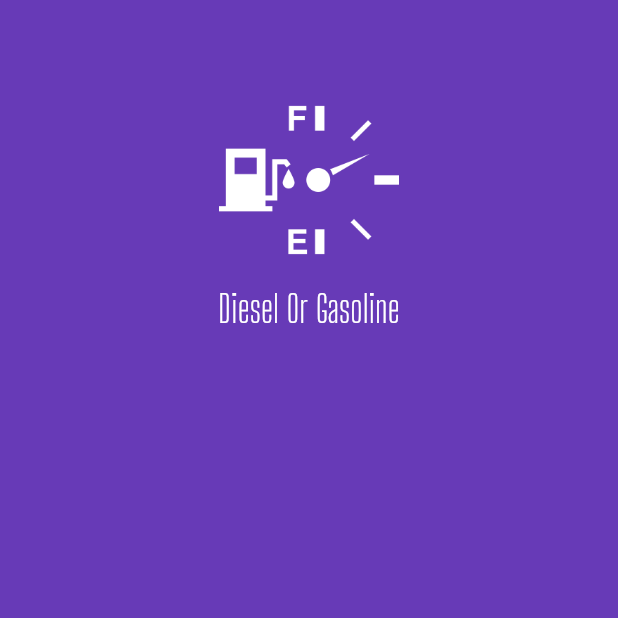
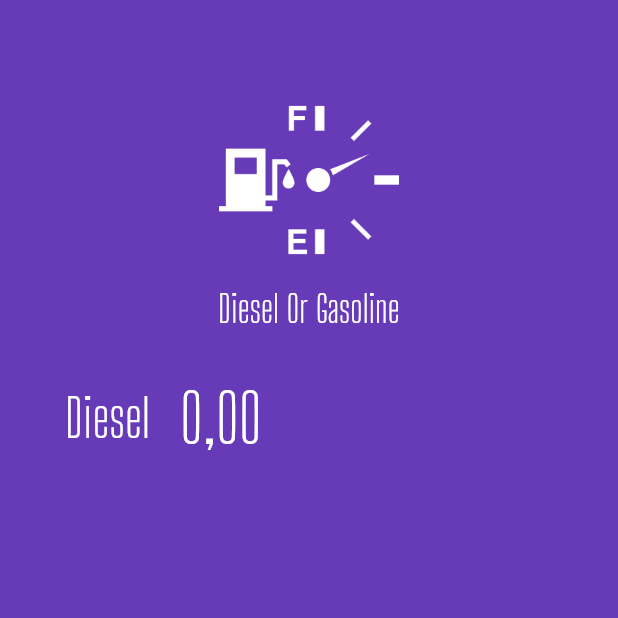
Before and after one commit to wendellarnald/flutter-fuel, a Flutter app: the screen it shows after launch, on a phone screen of 412 x 824 dp, the top half of it. Run offline on Flutter 3.47's test engine with Material 2 defaults, Android fonts, the phone set to English and light mode, and no system bars; our stand-ins replace flutter_masked_text.

Commit message:
Add input for first value.

```diff
--- a/lib/main.dart
+++ b/lib/main.dart
@@ -1,4 +1,5 @@
 import 'package:flutter/material.dart';
+import 'package:flutter_masked_text/flutter_masked_text.dart';
 import 'package:fuel/widgets/logo.widget.dart';
 
 void main() {
@@ -21,6 +22,8 @@ class MyApp extends StatelessWidget {
 }
 
 class HomePage extends StatelessWidget {
+  var _gasController = new MoneyMaskedTextController();
+
   @override
   Widget build(BuildContext context) {
     return Scaffold(
@@ -28,6 +31,39 @@ class HomePage extends StatelessWidget {
       body: ListView(
         children: <Widget>[
           Logo(),
+          Row(
+            children: <Widget>[
+              Container(
+                width: 100,
+                alignment: Alignment.centerRight,
+                child: Text(
+                  "Diesel",
+                  style: TextStyle(
+                    color: Colors.white,
+                    fontSize: 35,
+                    fontFamily: "Big Shoulders Display",
+                  ),
+                ),
+              ),
+              SizedBox(
+                width: 20,
+              ),
+              Expanded(
+                child: TextFormField(
+                  controller: _gasController,
+                  keyboardType: TextInputType.number,
+                  style: TextStyle(
+                    color: Colors.white,
+                    fontSize: 45,
+                    fontFamily: "Big Shoulders Display",
+                  ),
+                  decoration: InputDecoration(
+                    border: InputBorder.none,
+                  ),
+                ),
+              )
+            ],
+          ),
         ],
       ),
     );
```
